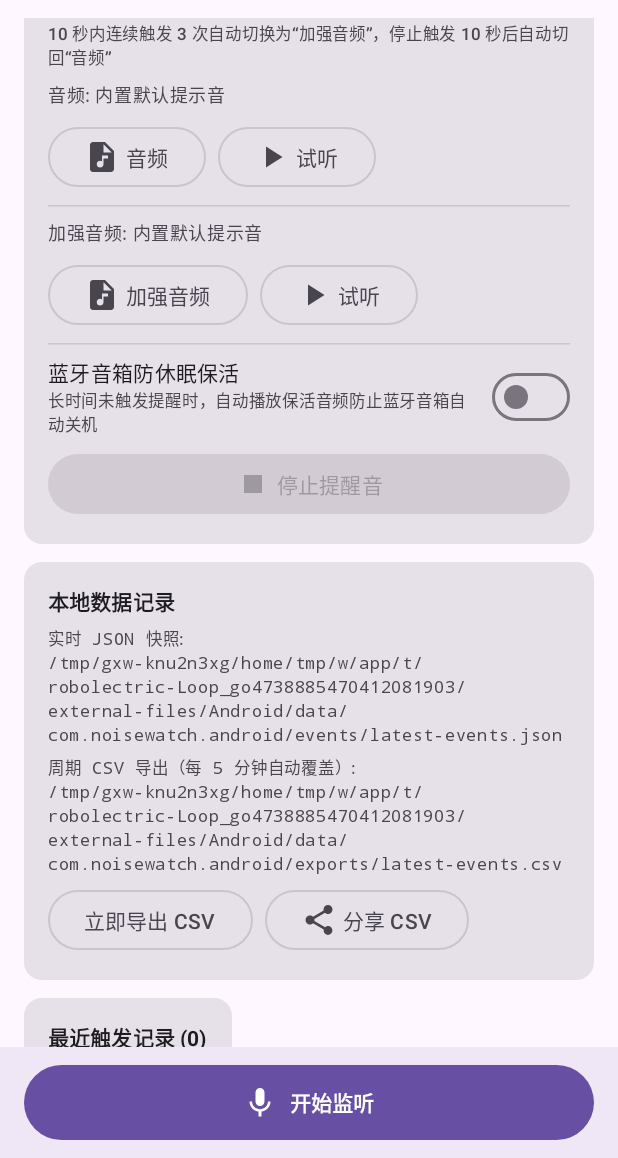
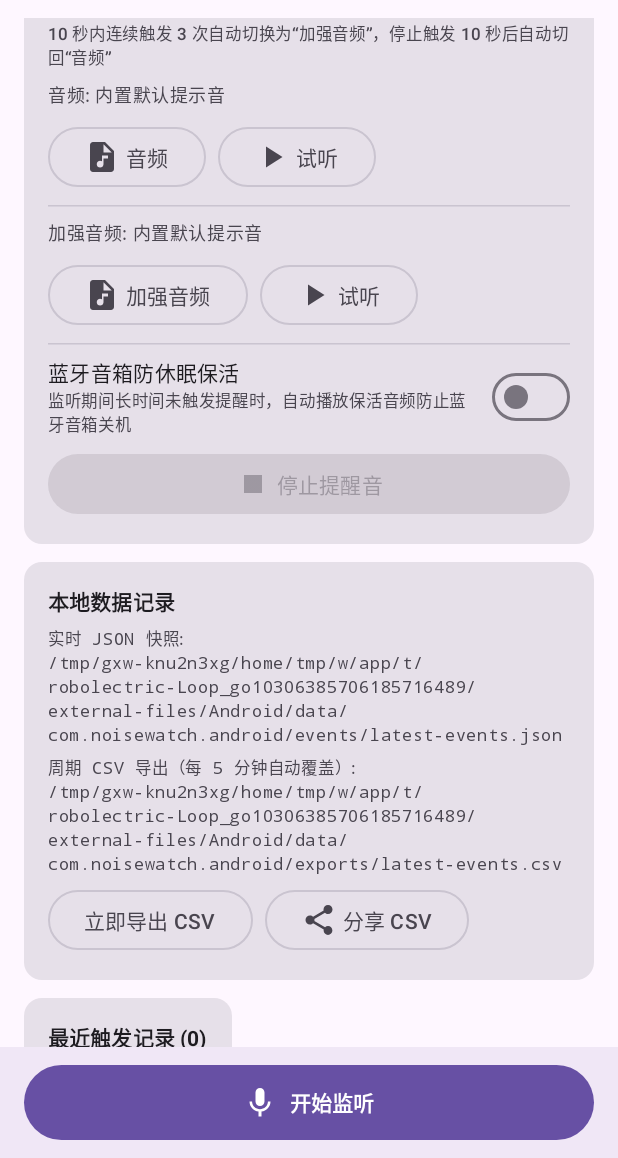
Before and after one commit to Godemonkeeper/Noise-Watch-Android, an Android app built with Jetpack Compose: the screen it shows after launch (MainActivity), scrolled down 960 dp, on a phone screen of 412 x 824 dp, the part 78-1236 px from its top. Run offline under Robolectric (Android 15) with nearby library versions, the phone set to English and light mode, and no system bars.

Commit message:
Add files via upload

```diff
--- a/app/src/main/java/com/noisewatch/android/model/NoiseModels.kt
+++ b/app/src/main/java/com/noisewatch/android/model/NoiseModels.kt
@@ -74,6 +74,7 @@ data class MonitorState(
     val isMonitoring: Boolean = false,
     val isAlertPlaying: Boolean = false,
     val isEnhancedAlertActive: Boolean = false,
+    val keepAliveRemainingSec: Int? = null,
     val levels: BandLevels = BandLevels(),
     val effectiveDb: Float = -100f,
     val activeHitsInWindow: Int = 0,
--- a/app/src/main/java/com/noisewatch/android/ui/I18n.kt
+++ b/app/src/main/java/com/noisewatch/android/ui/I18n.kt
@@ -44,6 +44,8 @@ data class AppStrings(
     val keepAliveTitle: String,
     val keepAliveDesc: String,
     val keepAliveIntervalLabel: String,
+    val keepAliveCountdownLabel: String,
+    val keepAliveWaitingLabel: String,
     val minUnit: String,
     val dataOutputTitle: String,
     val jsonPathLabel: String,
@@ -90,7 +92,7 @@ val ZhStrings = AppStrings(
     enhancedAudioLabel = "加强音频",
     keepAliveAudioLabel = "保活音频",
     builtInDefaultAudio = "内置默认提示音",
-    builtInKeepAliveAudio = "内置轻柔脉冲音",
+    builtInKeepAliveAudio = "内置轻柔脉冲音 (1秒)",
     chooseAudioFile = "音频",
     chooseEnhancedAudioFile = "加强音频",
     chooseKeepAliveAudioFile = "保活音频",
@@ -98,8 +100,10 @@ val ZhStrings = AppStrings(
     testAlert = "试听",
     stopAlert = "停止提醒音",
     keepAliveTitle = "蓝牙音箱防休眠保活",
-    keepAliveDesc = "长时间未触发提醒时，自动播放保活音频防止蓝牙音箱自动关机",
+    keepAliveDesc = "监听期间长时间未触发提醒时，自动播放保活音频防止蓝牙音箱关机",
     keepAliveIntervalLabel = "保活间隔",
+    keepAliveCountdownLabel = "下次保活倒计时",
+    keepAliveWaitingLabel = "开始监听后启动倒计时",
     minUnit = "分钟",
     dataOutputTitle = "本地数据记录",
     jsonPathLabel = "实时 JSON 快照",
@@ -146,7 +150,7 @@ val EnStrings = AppStrings(
     enhancedAudioLabel = "Enhanced Audio",
     keepAliveAudioLabel = "Keep-Alive Audio",
     builtInDefaultAudio = "Built-in Default Chime",
-    builtInKeepAliveAudio = "Built-in Soft Pulse",
+    builtInKeepAliveAudio = "Built-in Soft Pulse (1s)",
     chooseAudioFile = "Audio",
     chooseEnhancedAudioFile = "Enhanced Audio",
     chooseKeepAliveAudioFile = "Keep-Alive Audio",
@@ -154,8 +158,10 @@ val EnStrings = AppStrings(
     testAlert = "Test",
     stopAlert = "Stop Alert Sound",
     keepAliveTitle = "Bluetooth Speaker Keep-Alive",
-    keepAliveDesc = "Plays keep-alive audio after idle time to prevent Bluetooth speaker auto-off",
+    keepAliveDesc = "Plays keep-alive audio after idle time while monitoring to prevent speaker auto-off",
     keepAliveIntervalLabel = "Keep-Alive Interval",
+    keepAliveCountdownLabel = "Next keep-alive in",
+    keepAliveWaitingLabel = "Countdown starts when monitoring begins",
     minUnit = "min",
     dataOutputTitle = "Local Data Output",
     jsonPathLabel = "Real-time JSON Snapshot",
```
Also changed, not shown: app/src/main/java/com/noisewatch/android/audio/AlertPlayer.kt (+7 -3 lines), app/src/main/java/com/noisewatch/android/service/NoiseMonitorService.kt (+18 -0 lines), app/src/main/java/com/noisewatch/android/ui/NoiseWatchScreen.kt (+37 -1 lines).
